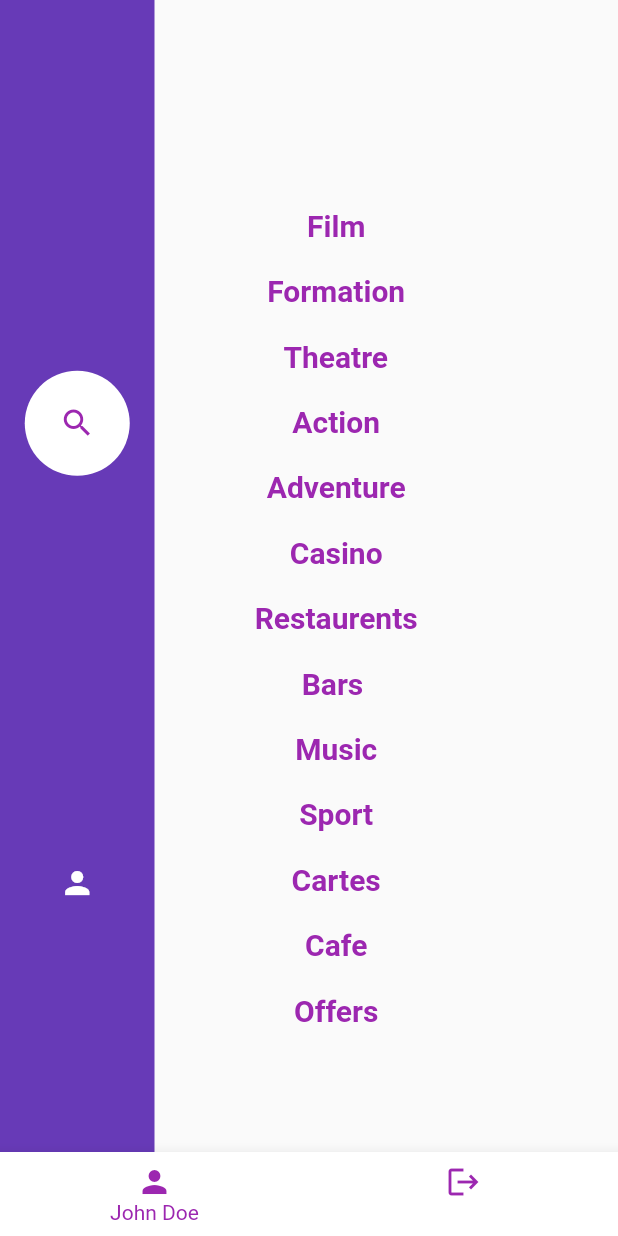
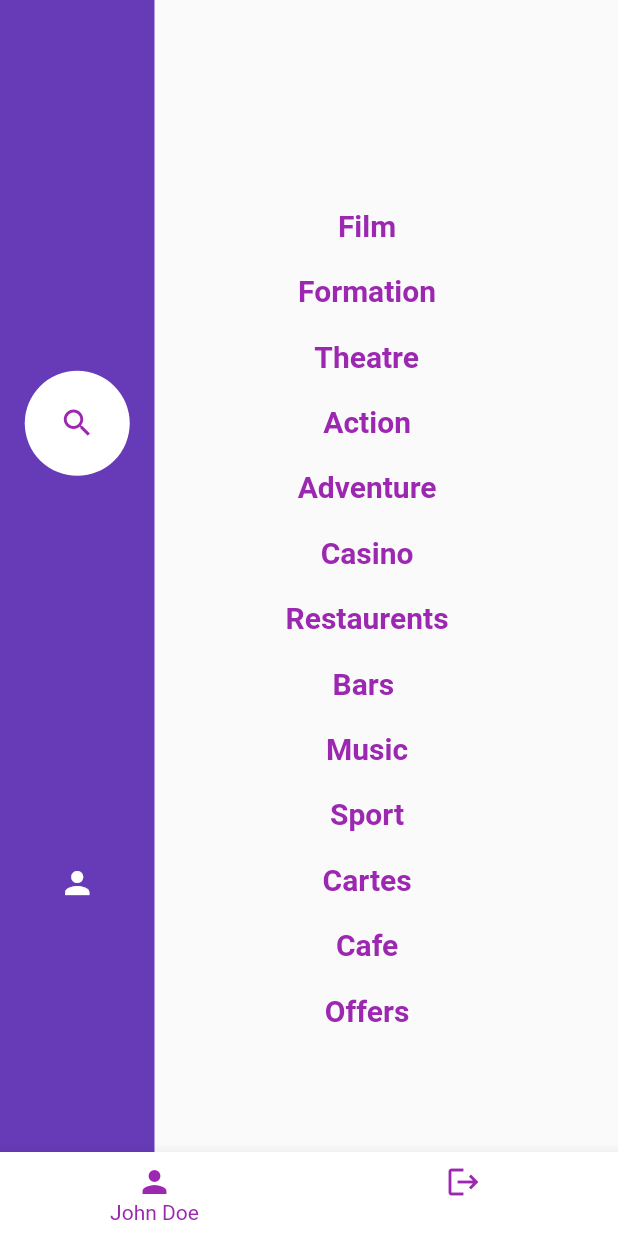
Before and after one commit to yossHB/Likeevent, a Flutter app: the FifthRoute screen opened directly, on a phone screen of 412 x 824 dp. Run offline on Flutter 3.47's test engine with Material 2 defaults, Android fonts, the light colour scheme and no system bars; our stand-ins replace cloud_firestore, firebase_auth, firebase_core; accounts and stored records are empty; Roboto replaces fonts that are missing (PT-Sans).

Commit message:
6eme commit

```diff
--- a/lib/screens/catalog.dart
+++ b/lib/screens/catalog.dart
@@ -17,7 +17,6 @@ class FifthRoute extends StatelessWidget {
             mainAxisAlignment: MainAxisAlignment.start,
             children: [
               Container(
-                height: screenSize.height,
                 width: screenSize.width * 0.25,
                 color: Colors.deepPurple,
                 child: Column(
@@ -59,7 +58,7 @@ class FifthRoute extends StatelessWidget {
                 ),
               ),
               Container(
-                margin: EdgeInsets.all(screenSize.width * 0.15),
+                margin: EdgeInsets.symmetric(horizontal: screenSize.width * 0.2),
                 child: Column(
                     mainAxisAlignment: MainAxisAlignment.center,
                     children: [
```
